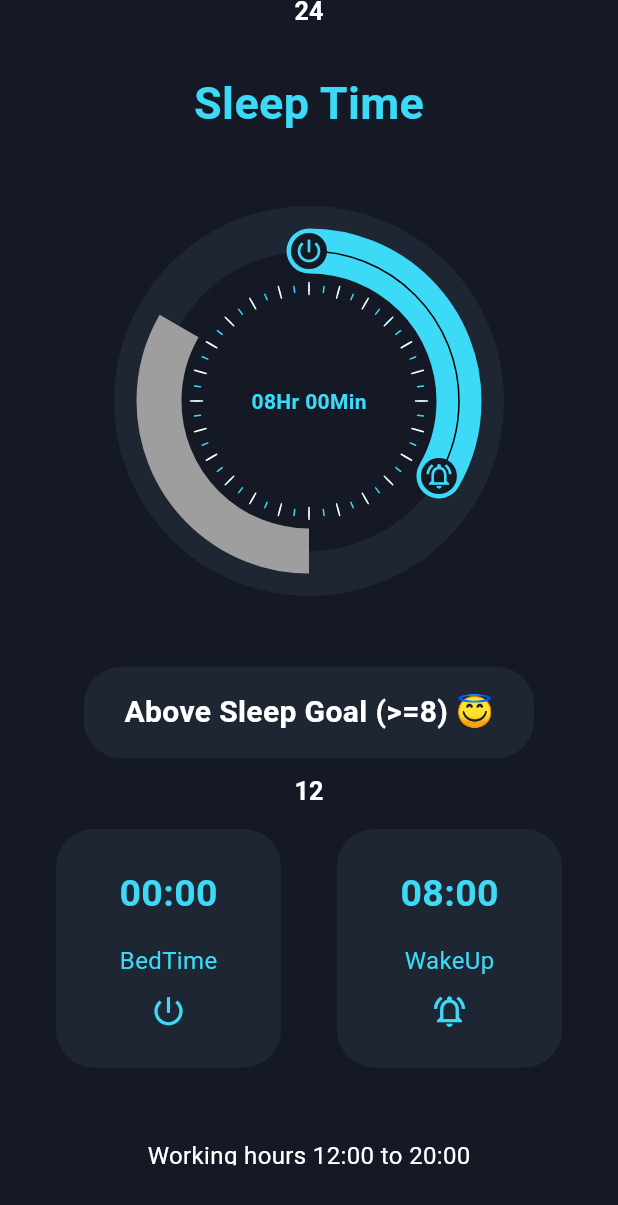
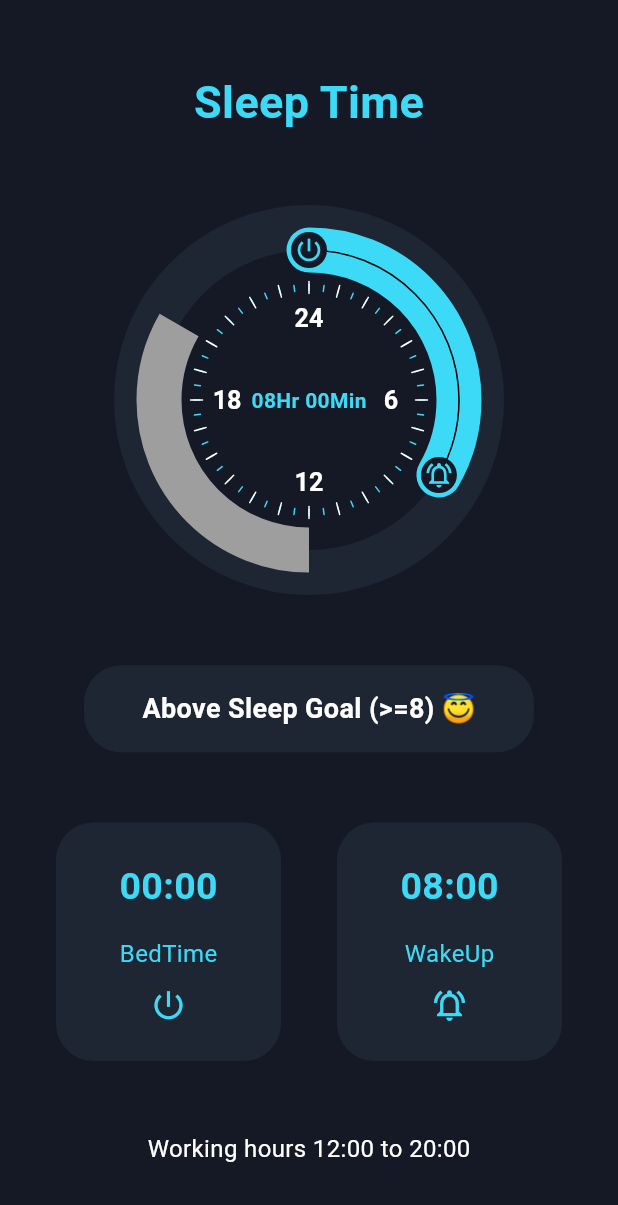
Before and after one commit to Mindinventory/progressive_time_picker, a Flutter app: the screen it shows after launch, on a phone screen of 412 x 824 dp. Shown: the top 1205 px of the screen. Run offline on Flutter 3.47's test engine with Material 3 defaults, Android fonts, the phone set to English and light mode, and no system bars.

Commit message:
- Worked on the PRs and updated the library details.

````diff
--- a/example/lib/main.dart
+++ b/example/lib/main.dart
@@ -1,7 +1,8 @@
 import 'package:flutter/material.dart';
 import 'package:flutter/services.dart';
+
+import 'package:intl/intl.dart' as intl;
 import 'package:progressive_time_picker/progressive_time_picker.dart';
-import 'package:intl/intl.dart' as intl;
 
 void main() {
   /// To set fixed device orientation
@@ -170,7 +171,7 @@ class _MyHomePageState extends State<MyHomePage> {
                     : 'below Sleep Goal (<=8) 😴',
                 style: TextStyle(
                   color: Colors.white,
-                  fontSize: 20,
+                  fontSize: 18,
                   fontWeight: FontWeight.bold,
                 ),
               ),
@@ -199,16 +200,13 @@ class _MyHomePageState extends State<MyHomePage> {
               ),
             ],
           ),
-          SizedBox(
-            height: 18,
-            child: Text(
+          Text(
             validRange == true
                 ? "Working hours ${intl.NumberFormat('00').format(_disabledInitTime.h)}:${intl.NumberFormat('00').format(_disabledInitTime.m)} to ${intl.NumberFormat('00').format(_disabledEndTime.h)}:${intl.NumberFormat('00').format(_disabledEndTime.m)}"
                 : "Please schedule according working time!",
             style: TextStyle(
               fontSize: 16.0,
               color: validRange == true ? Colors.white : Colors.red,
-              ),
             ),
           ),
         ],
--- a/lib/decoration/time_picker_handler_decoration.dart
+++ b/lib/decoration/time_picker_handler_decoration.dart
@@ -13,13 +13,13 @@ class TimePickerHandlerDecoration {
   /// ```dart
   /// Icon(Icons.filter_tilt_shift, size: iconSize, color: Colors.teal[700]);
   /// ```
-  /// {@end-tool}
   final Icon? icon;
 
   /// handler default color
   final Color color;
 
-  /// optional shadow which will get apply to the handler, if not provided there handler will get draw without shadow
+  /// optional shadow which will get apply to the handler, if not provided there
+  /// handler will get draw without shadow
   final BoxShadow? shadow;
 
   /// default handler radius = 8
@@ -40,25 +40,29 @@ class TimePickerHandlerDecoration {
   /// {@end-tool}
   final Border? border;
 
-  /// if a value is provided it must be bigger than [this.radius] otherwise it will not draw the expected effect
-  /// the outter handler will only get draw when [this.showHandlerOutter] = true.
+  /// if a value is provided it must be bigger than [this.radius] otherwise it
+  /// will not draw the expected effect the outter handler will only get draw
+  /// when [this.showHandlerOutter] = true.
   ///
   /// See also:
   ///
   ///  * [this.showHandlerOutter] for additional information
   final double handlerOutterRadius;
 
-  /// draw a outter container for the handler, the outter shape could be either a rectangle or circle
-  /// the shape will always match the default handler shape which is control by using the [this.shape]
+  /// draw a outter container for the handler, the outter shape could be either
+  /// a rectangle or circle the shape will always match the default handler
+  /// shape which is control by using the [this.shape]
   /// default value is always false unless defined
-  /// if set to true then the handlerOutterRadius also needs to get set unless you want to use the default value
-  /// showHandlerOutter enable then both [this.shadow] and [this.icon] are expected to be null.
-  /// we are keeping this as backwards compatibility since similar effect could be generate by using
+  /// if set to true then the handlerOutterRadius also needs to get set unless
+  /// you want to use the default value
+  /// showHandlerOutter enable then both [this.shadow] and [this.icon] are
+  /// expected to be null.
+  /// we are keeping this as backwards compatibility since similar effect could
+  /// be generate by using
   ///
   /// ```dart
   /// Icon(Icons.filter_tilt_shift, size: iconSize, color: Colors.teal[700]);
   /// ```
-  /// {@end-tool}
   final bool showHandlerOutter;
 
   final bool showHandler;
@@ -76,16 +80,21 @@ class TimePickerHandlerDecoration {
     this.useRoundedPickerCap = false,
     this.showHandler = true,
     this.showHandlerOutter = false,
-  })  : assert((showHandlerOutter && shadow != null) ? false : true,
-            'shadows does not draw well when using the default HandlerOutter, try using border instead'),
-        assert((showHandlerOutter && icon != null) ? false : true,
-            'handlerOutterRadius can not be use with icon'),
+  })  : assert(
+          (showHandlerOutter && shadow != null) ? false : true,
+          'shadows does not draw well when using the default HandlerOutter, try using border instead',
+        ),
         assert(
-            (!showHandlerOutter ||
-                    (showHandlerOutter && handlerOutterRadius > radius))
-                ? true
-                : false,
-            'when using handlerOutterRadius needs to be bigger than radius value');
+          (showHandlerOutter && icon != null) ? false : true,
+          'handlerOutterRadius can not be use with icon',
+        ),
+        assert(
+          (!showHandlerOutter ||
+                  (showHandlerOutter && handlerOutterRadius > radius))
+              ? true
+              : false,
+          'when using handlerOutterRadius needs to be bigger than radius value',
+        );
 
   void paint(
     Canvas canvas,
@@ -117,8 +126,8 @@ class TimePickerHandlerDecoration {
     _drawIcon(canvas: canvas, center: center);
   }
 
-  /// This method owns drawing the default outter handler which could be another circle
-  /// or a rectangle depending on the shape parameter
+  /// This method owns drawing the default outter handler which could be another
+  /// circle or a rectangle depending on the shape parameter
   void _drawHandlerOutter(Canvas canvas, Offset center) {
     if (!this.showHandlerOutter) return;
 
@@ -141,18 +150,20 @@ class TimePickerHandlerDecoration {
     if (shadow == null) return;
 
     var parent = Path();
-    if (shape == BoxShape.circle)
+
+    if (shape == BoxShape.circle) {
       parent
         ..addOval(Rect.fromCircle(
           center: center,
           radius: this.radius + shadow!.spreadRadius,
         ));
-    else
+    } else {
       parent
         ..addRect(Rect.fromCircle(
           center: center,
           radius: this.radius + shadow!.spreadRadius,
         ));
+    }
 
     Paint shadowPaintBrush = Paint()
       ..color = shadow!.color.withOpacity(.5)
@@ -165,7 +176,8 @@ class TimePickerHandlerDecoration {
     canvas.drawPath(parent, shadowPaintBrush);
   }
 
-  /// use this method to create a TextPainter which owns drawing a Icon in the canvas,
+  /// use this method to create a TextPainter which owns drawing a Icon in the
+  /// canvas,
   /// the icon will get added in the center of the handler
   /// the icon will be on top of any other shape drew.
   void _drawIcon({
--- a/lib/decoration/time_picker_sweep_decoration.dart
+++ b/lib/decoration/time_picker_sweep_decoration.dart
@@ -1,4 +1,5 @@
 import 'dart:math';
+
 import 'package:flutter/material.dart';
 
 ///
--- a/pubspec.yaml
+++ b/pubspec.yaml
@@ -1,12 +1,12 @@
 name: progressive_time_picker
 description: This package allow us to customize time picker based on our requirements for selecting a specific range from time picker and it's supports multiple platforms.
-version: 0.0.9
+version: 1.0.1
 repository: https://github.com/Mindinventory/progressive_time_picker
 issue_tracker: https://github.com/Mindinventory/progressive_time_picker/issues
 
 environment:
-  sdk: ">=2.12.0 <3.0.0"
-  flutter: ">=1.17.0"
+  sdk: '>=3.2.0 <4.0.0'
+  flutter: ">=3.16.0" # Build using this version
 
 dependencies:
   flutter:
````
Also changed, not shown: example/pubspec.yaml (+4 -3 lines), lib/decoration/time_picker_clock_number_decoration.dart (+20 -12 lines), lib/painters/base_time_painter.dart (+9 -3 lines), lib/painters/time_picker_painter.dart (+17 -12 lines), lib/progressive_time_picker.dart (+6 -5 lines), lib/src/time_picker.dart (+9 -6 lines), assets/have_a_project_button.png (added), example/pubspec.lock (deleted), pubspec.lock (deleted), 10 other files. Lines whose indentation alone changed are shown as unchanged.
